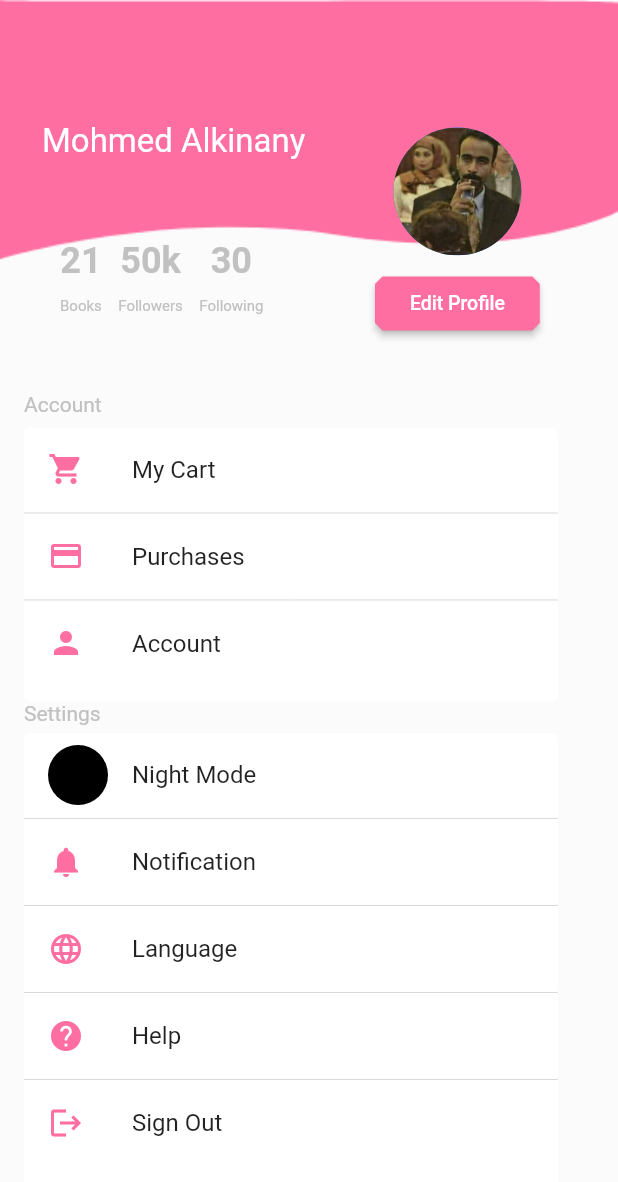
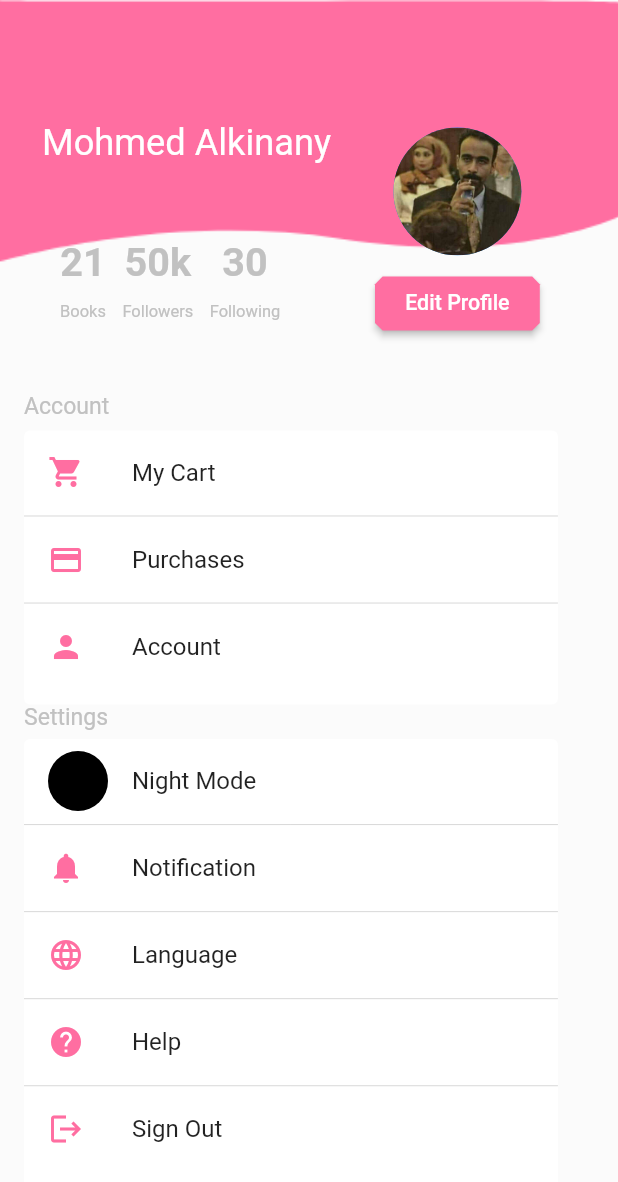
Before and after one commit to malknany/Book_Share_UI, a Flutter app: the ProfileScreen screen opened directly, on a phone screen of 412 x 824 dp. Shown: the top 1182 px of the screen. Run offline on Flutter 3.47's test engine with Material 2 defaults, Android fonts, the phone set to English and light mode, and no system bars; our stand-ins replace carousel_slider, flutter_screenutil.

Commit message:
add responsive

```diff
--- a/lib/componant/searsh_bar.dart
+++ b/lib/componant/searsh_bar.dart
@@ -22,7 +22,7 @@ class SearchBar extends StatelessWidget {
             ),
             labelText: 'Search Books, Authors',
             border: OutlineInputBorder(
-              borderRadius: BorderRadius.circular(20),
+              borderRadius: BorderRadius.circular(20.r),
               borderSide: BorderSide.none,
             )),
       ),
--- a/lib/componant/topics.dart
+++ b/lib/componant/topics.dart
@@ -74,7 +74,7 @@ class _TopicItemState extends State<TopicItem> {
                 Text(
                   widget.control.topic[index].text,
                   style: TextStyle(
-                      fontSize: 16,
+                      fontSize: 16.sp,
                       color: widget.control.topic[index].isSelect
                           ? const Color(0xffFF6EA1)
                           : const Color(0xff17191D)),
--- a/lib/views/discover/model.dart
+++ b/lib/views/discover/model.dart
@@ -1,5 +1,5 @@
 class BookModel {
   String img, title, subTitle;
 
-  BookModel({required this.img, required this.title, required this.subTitle});
+  BookModel({required this.img,  this.title = '',  this.subTitle = ''});
 }
--- a/lib/views/discover/widget/topicsitem.dart
+++ b/lib/views/discover/widget/item_topics.dart
@@ -4,10 +4,10 @@ import 'package:flutter_screenutil/flutter_screenutil.dart';
 import '../../topics/cntroller.dart';
 
 class TopicsItemHome extends StatelessWidget {
-  TopicsItemHome({Key? key, required this.controller, required this.index})
+ const TopicsItemHome({Key? key, required this.controller, required this.index})
       : super(key: key);
-  TopicsController controller;
-  int index;
+ final TopicsController controller;
+ final  int index;
 
   @override
   Widget build(BuildContext context) {
--- a/lib/views/library/widget/continarebook_with_color.dart
+++ b/lib/views/library/widget/continare_book_with_color.dart
@@ -18,7 +18,7 @@ class ContainerWithColor extends StatelessWidget {
       height: 202.h,
       decoration: BoxDecoration(
         color: controller.bookInfo[index].myColor,
-        borderRadius: BorderRadius.circular(15),
+        borderRadius: BorderRadius.circular(15.r)
       ),
       child: Column(
         children: [
@@ -27,8 +27,8 @@ class ContainerWithColor extends StatelessWidget {
           ),
           Text(
             controller.bookInfo[index].title,
-            style: const TextStyle(
-              fontSize: 15,
+            style:  TextStyle(
+              fontSize: 15.sp,
               fontWeight: FontWeight.bold,
               color: Colors.white,
             ),
--- a/lib/views/onbording/controller.dart
+++ b/lib/views/on_bording/controller.dart
@@ -6,7 +6,7 @@ class ControllerOnBoarding {
         img: 'assets/image/onbording2.png',
         text: 'Share Your Favourite Books \n With Your Family And Friends'),
     ModelOnBoarding(
-        img: 'assets/image/onpording1.png',
+        img: 'assets/image/onbording1.png',
         text: 'Discovery 20 Million \n Books Shelved Online'),
     ModelOnBoarding(
         img: 'assets/image/onbording3.png', text: 'Buy And Sell Books With Us'),
--- a/lib/views/profile/view.dart
+++ b/lib/views/profile/view.dart
@@ -29,7 +29,7 @@ class ProfileScreen extends StatelessWidget {
                   'Account',
                   style: TextStyle(
                     color: MyColor.myColorTextProfile,
-                    fontSize: 14,
+                    fontSize: 14.sp,
                   ),
                 ),
               ),
@@ -43,12 +43,12 @@ class ProfileScreen extends StatelessWidget {
                   'Settings',
                   style: TextStyle(
                     color: MyColor.myColorTextProfile,
-                    fontSize: 14,
+                    fontSize: 14.sp,
                   ),
                 ),
               ),
-              const SizedBox(
-                height: 5,
+               SizedBox(
+                height: 5.h,
               ),
               Container(
                 margin: const EdgeInsets.only(left: 16),
@@ -56,7 +56,7 @@ class ProfileScreen extends StatelessWidget {
                 height: 300.h,
                 decoration: BoxDecoration(
                   color: Colors.white,
-                  borderRadius: BorderRadius.circular(4),
+                  borderRadius: BorderRadius.circular(4.r),
                 ),
                 child: Column(
                   children: [
@@ -66,7 +66,7 @@ class ProfileScreen extends StatelessWidget {
                       ),
                       leading: CircleAvatar(backgroundColor: Colors.black),
                     ),
-                    Divider(color: MyColor.myColorDivider, height: 2),
+                    Divider(color: MyColor.myColorDivider, height: 2.h),
                     ListTile(
                       title: const Text('Notification'),
                       leading: Icon(
@@ -76,7 +76,7 @@ class ProfileScreen extends StatelessWidget {
                     ),
                     Divider(
                       color: MyColor.myColorDivider,
-                      height: 2,
+                      height: 2.h,
                     ),
                     ListTile(
                       title: const Text('Language'),
@@ -88,7 +88,7 @@ class ProfileScreen extends StatelessWidget {
                     Divider(
                       color: MyColor.myColorDivider,
                       thickness: 0,
-                      height: 2,
+                      height: 2.h,
                     ),
                     ListTile(
                       title: const Text('Help '),
@@ -100,7 +100,7 @@ class ProfileScreen extends StatelessWidget {
                     Divider(
                       color: MyColor.myColorDivider,
                       thickness: 0,
-                      height: 2,
+                      height: 2.h,
                     ),
                     ListTile(
                       title: const Text('Sign Out'),
@@ -117,7 +117,7 @@ class ProfileScreen extends StatelessWidget {
               )
             ],
           ),
-        )),
+        ),),
       ),
     );
   }
--- a/lib/views/profile/widget/widget_one.dart
+++ b/lib/views/profile/widget/widget_one.dart
@@ -14,14 +14,14 @@ class WidgetOne extends StatelessWidget {
           'assets/image/backgroundBar2.png',
           fit: BoxFit.fitHeight,
           width: double.infinity,
-          height: 175,
+          height: 175.h,
         ),
         Container(
           margin: EdgeInsets.only(left: 25.5.w, top: 80.h),
-          child: const Text(
+          child:  Text(
             'Mohmed Alkinany',
             style: TextStyle(
-              fontSize: 22,
+              fontSize: 22.sp,
               color: Colors.white,
             ),
             textAlign: TextAlign.left,
@@ -37,17 +37,17 @@ class WidgetOne extends StatelessWidget {
                   Text(
                     '21',
                     style: TextStyle(
-                        fontSize: 24,
+                        fontSize: 24.sp,
                         color: MyColor.myColorTextProfile,
                         fontWeight: FontWeight.bold),
                   ),
-                  const SizedBox(
-                    height: 10,
+                   SizedBox(
+                    height: 10.h,
                   ),
                   Text(
                     'Books',
                     style: TextStyle(
-                        fontSize: 10, color: MyColor.myColorTextProfile),
+                        fontSize: 10.sp, color: MyColor.myColorTextProfile),
                   ),
                 ],
               ),
@@ -60,7 +60,7 @@ class WidgetOne extends StatelessWidget {
                   Text(
                     '50k',
                     style: TextStyle(
-                        fontSize: 24,
+                        fontSize: 24.sp,
                         color: MyColor.myColorTextProfile,
                         fontWeight: FontWeight.bold),
                   ),
@@ -70,7 +70,7 @@ class WidgetOne extends StatelessWidget {
                   Text(
                     'Followers',
                     style: TextStyle(
-                        fontSize: 10, color: MyColor.myColorTextProfile),
+                        fontSize: 10.sp, color: MyColor.myColorTextProfile),
                   ),
                 ],
               ),
@@ -83,7 +83,7 @@ class WidgetOne extends StatelessWidget {
                   Text(
                     '30',
                     style: TextStyle(
-                        fontSize: 24,
+                        fontSize: 24.sp,
                         color: MyColor.myColorTextProfile,
                         fontWeight: FontWeight.bold),
                   ),
@@ -93,7 +93,7 @@ class WidgetOne extends StatelessWidget {
                   Text(
                     'Following',
                     style: TextStyle(
-                        fontSize: 10, color: MyColor.myColorTextProfile),
+                        fontSize: 10.sp, color: MyColor.myColorTextProfile),
                   ),
                 ],
               ),
@@ -118,14 +118,14 @@ class WidgetOne extends StatelessWidget {
                 onPressed: () {},
                 style: ElevatedButton.styleFrom(
                     shape: BeveledRectangleBorder(
-                      borderRadius: BorderRadius.circular(5),
+                      borderRadius: BorderRadius.circular(5.r),
                     ),
                     backgroundColor: MyColor.myPink,
                     fixedSize: Size(100.w, 30.h)),
-                child: const Text(
+                child:  Text(
                   'Edit Profile',
                   style: TextStyle(
-                    fontSize: 13,
+                    fontSize: 13.sp,
                     color: Colors.white,
                   ),
                 ),
--- a/lib/views/profile/widget/widget_tow.dart
+++ b/lib/views/profile/widget/widget_tow.dart
@@ -14,7 +14,7 @@ class WidgetTow extends StatelessWidget {
       height: 180.h,
       decoration: BoxDecoration(
         color: Colors.white,
-        borderRadius: BorderRadius.circular(4),
+        borderRadius: BorderRadius.circular(4.r),
       ),
       child: Column(
         children: [
@@ -25,7 +25,7 @@ class WidgetTow extends StatelessWidget {
               color: MyColor.myPink,
             ),
           ),
-          Divider(color: MyColor.myColorDivider, height: 2),
+          Divider(color: MyColor.myColorDivider, height: 2.r),
           ListTile(
             title: const Text('Purchases'),
             leading: Icon(
@@ -35,7 +35,7 @@ class WidgetTow extends StatelessWidget {
           ),
           Divider(
             color: MyColor.myColorDivider,
-            height: 2,
+            height: 2.h,
           ),
           ListTile(
             title: const Text('Account'),
--- a/lib/views/splash/view.dart
+++ b/lib/views/splash/view.dart
@@ -3,7 +3,8 @@ import 'dart:async';
 import 'package:flutter/material.dart';
 
 import '../../core/method_helper.dart';
-import '../onbording/view.dart';
+import '../on_bording/view.dart';
+
 
 class SplashScreen extends StatefulWidget {
   const SplashScreen({Key? key}) : super(key: key);
```
Also changed, not shown: lib/views/discover/controller.dart (+6 -6 lines), lib/views/discover/view.dart (+9 -9 lines), lib/views/library/view.dart (+9 -9 lines), lib/views/on_bording/view.dart (renamed from lib/views/onbording/view.dart, +10 -10 lines), lib/views/profile/widget/widget_there.dart (+4 -4 lines), lib/views/storae/widget/item_book_info.dart (+13 -13 lines), lib/views/topics/view.dart (+7 -7 lines), lib/views/discover/widget/item_book.dart (renamed from lib/views/discover/widget/bookitem.dart), lib/views/discover/widget/item_slider.dart (renamed from lib/views/discover/widget/slider.dart), lib/views/on_bording/model.dart (renamed from lib/views/onbording/model.dart).
